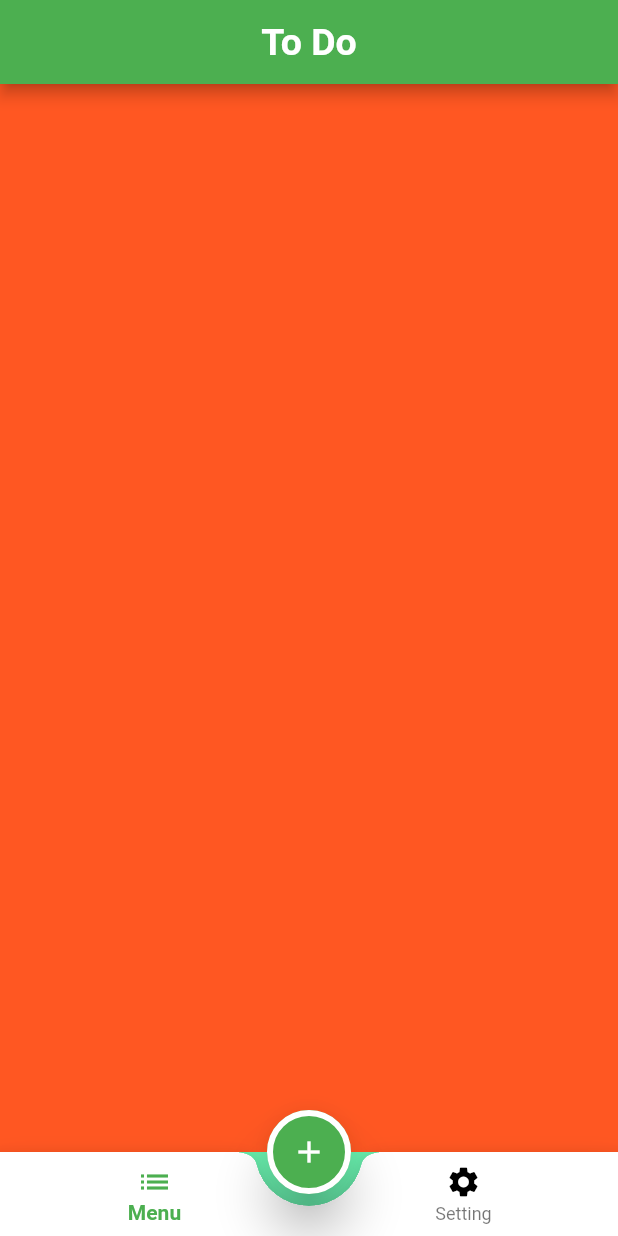
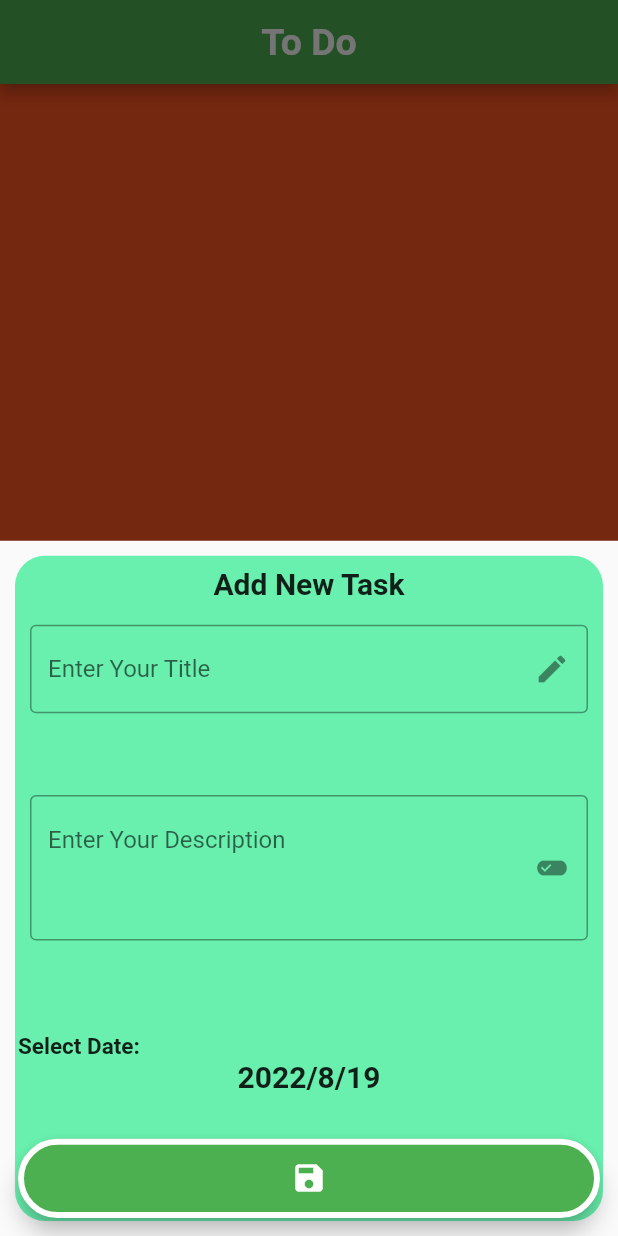
Before and after one commit to moooooo007/todo, a Flutter app: the screen it shows after launch, after a tap on the "add" icon, on a phone screen of 412 x 824 dp. Run offline on Flutter 3.47's test engine with Material 2 defaults, Android fonts, the phone set to English and light mode, and no system bars; our stand-ins replace flutter_datetime_picker.

Commit message:
ready to Firbase

```diff
--- /dev/null
+++ b/lib/bottomsheet.dart
@@ -0,0 +1,139 @@
+import 'package:flutter/material.dart';
+import 'package:flutter_datetime_picker/flutter_datetime_picker.dart';
+
+
+class bottomsheet extends StatefulWidget {
+  @override
+  State<bottomsheet> createState() => _bottomsheetState();
+}
+
+class _bottomsheetState extends State<bottomsheet> {
+  String titletext = "";
+  String Description = "";
+  LocaleType lang = LocaleType.ar;
+  DateTime selectedate = DateTime.now();
+final _formkey = GlobalKey<FormState>();
+  @override
+  Widget build(BuildContext context) {
+    return Container(
+      height: double.infinity,
+      decoration: BoxDecoration(
+          color: Colors.greenAccent, borderRadius: BorderRadius.circular(20)),
+      padding: EdgeInsets.all(2),
+      margin: EdgeInsets.all(10),
+      child: Form(
+        key: _formkey,
+        child: Column(
+          mainAxisAlignment: MainAxisAlignment.spaceEvenly,
+          crossAxisAlignment: CrossAxisAlignment.stretch,
+          children: [
+            SizedBox(
+              height: 5,
+            ),
+            Text(
+              "Add New Task",
+              style: TextStyle(fontWeight: FontWeight.bold, fontSize: 20),
+              textAlign: TextAlign.center,
+            ),
+            SizedBox(
+              height: 8,
+            ),
+            Expanded(
+              flex: 2,
+              child: Padding(
+                padding: const EdgeInsets.all(8.0),
+                child: TextFormField(
+                  onChanged: (text) {
+                    text = titletext;
+                  },
+                  validator: (text){
+                    if(text==null||text.isEmpty){
+                      return "Enter your Corect Title";
+                    }
+                  },
+                  decoration: InputDecoration(
+                      hintText: "Enter Your Title",
+                      border: OutlineInputBorder(),
+                      suffixIcon: Icon(Icons.edit)),
+                ),
+              ),
+            ),
+            SizedBox(
+              height: 8,
+            ),
+            Expanded(
+              flex: 3,
+              child: Padding(
+                padding: const EdgeInsets.all(8.0),
+                child: TextFormField(
+                  onChanged: (text) {
+                    text = Description;
+                  },
+                  maxLines: 3,
+                  validator: (text){
+                    if(text==null||text.isEmpty){
+                      return "Enter your Corect Description";
+                    }
+                  },
+                  decoration: InputDecoration(
+                      hintText: "Enter Your Description",
+                      border: OutlineInputBorder(),
+                      suffixIcon: Icon(Icons.edit_attributes)),
+                ),
+              ),
+            ),
+            SizedBox(
+              height: 8,
+            ),
+            Text(
+              "Select Date:",
+              style: TextStyle(fontWeight: FontWeight.bold, fontSize: 15),
+              textAlign: TextAlign.start,
+            ),
+            Expanded(
+              child: InkWell(
+                  onTap: () {
+                    showclender();
+                  },
+                  onDoubleTap: () {
+                    selectedate = DateTime.now();
+                    setState(() {});
+                  },
+                  child: Text(
+                    "${selectedate.year}/${selectedate.month}/${selectedate.day}",
+                    style: TextStyle(fontWeight: FontWeight.bold, fontSize: 20),
+                    textAlign: TextAlign.center,
+                  )),
+            ),
+            Expanded(
+              child: FloatingActionButton(
+                onPressed: () {
+                  addtodo();
+                },
+                child: Icon(Icons.save),
+                backgroundColor: Colors.green,
+                elevation: 6,
+                shape: StadiumBorder(
+                    side: BorderSide(color: Colors.white, width: 4)),
+              ),
+            ),
+          ],
+        ),
+      ),
+    );
+  }
+
+  void showclender() {
+    DatePicker.showDatePicker(context,
+        showTitleActions: true,
+        minTime: DateTime(2018, 1, 1),
+        maxTime: DateTime(2050, 12, 31), onConfirm: (date) {
+      selectedate = date;
+      setState(() {});
+    }, currentTime: selectedate, locale: lang);
+  }
+
+  void addtodo() {
+  if(!_formkey.currentState!.validate()){}
+  }
+}
--- a/lib/home.dart
+++ b/lib/home.dart
@@ -1,4 +1,5 @@
 import 'package:flutter/material.dart';
+import 'package:todo/bottomsheet.dart';
 import 'package:todo/tabs/listtab.dart';
 import 'package:todo/tabs/settingtab.dart';
 
@@ -25,7 +26,9 @@ class _homeState extends State<home> {
       ),
       body:  tab[currentindex],
       floatingActionButton: FloatingActionButton(
-          onPressed: (){},
+          onPressed: (){
+            showtodobottomsheet();
+          },
           child: Icon(Icons.add),
         backgroundColor: Colors.green,
         elevation: 14,
@@ -35,9 +38,7 @@ class _homeState extends State<home> {
       ),
       floatingActionButtonLocation: FloatingActionButtonLocation.miniCenterDocked,
       bottomNavigationBar:
-            Theme(
-        data: Theme.of(context).copyWith(canvasColor: Colors.white),
-            child: BottomAppBar(
+            BottomAppBar(
               notchMargin: 8,
               clipBehavior: Clip.hardEdge,
               shape: CircularNotchedRectangle(),
@@ -60,7 +61,13 @@ class _homeState extends State<home> {
           ],
         ),
             ),
-      ),
+
     );
   }
+
+  void showtodobottomsheet() {
+    showModalBottomSheet(context: context, builder: (context){
+      return bottomsheet();
+    });
+  }
 }
--- a/lib/mycolors.dart
+++ /dev/null
@@ -1,5 +0,0 @@
-import 'package:flutter/cupertino.dart';
-
-class mycolor{
-  static final Color primaryColor = Color(0XFFDFECDB);
-}
--- a/pubspec.yaml
+++ b/pubspec.yaml
@@ -29,6 +29,7 @@ environment:
 dependencies:
   flutter:
     sdk: flutter
+  flutter_datetime_picker: ^1.5.1
 
 
   # The following adds the Cupertino Icons font to your application.
```
Also changed, not shown: assets/images/2.0x/Splash@2x.png (added), assets/images/3.0x/Splash@3x.png (added), assets/images/Splash.png (added), pubspec.lock.
